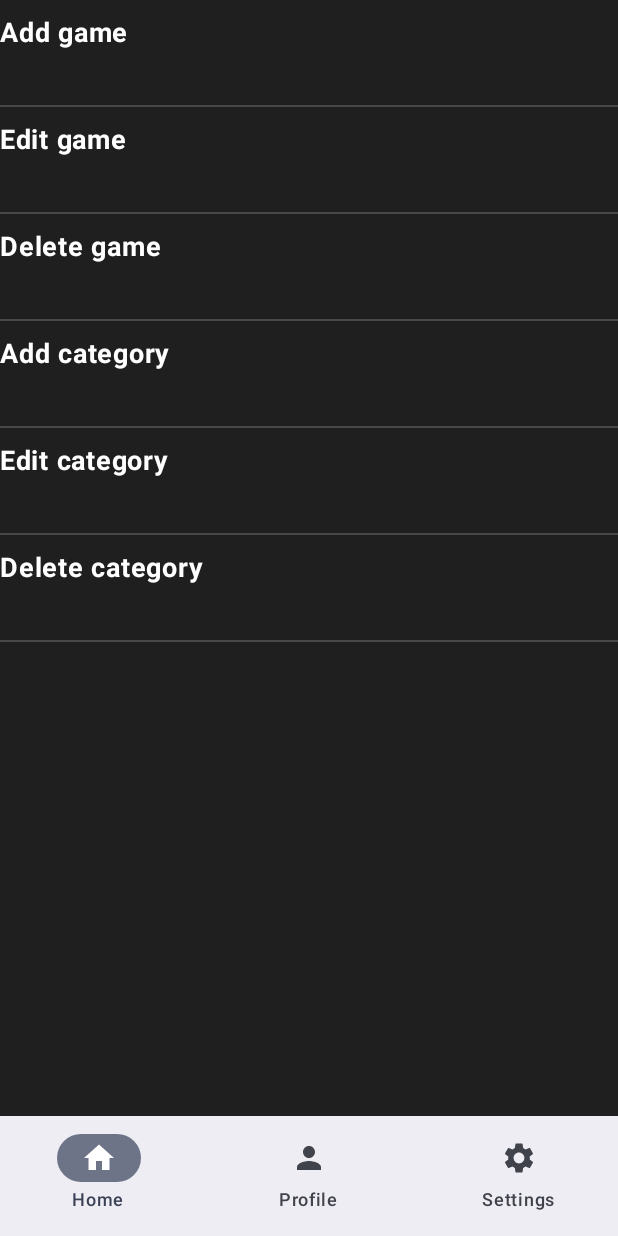
After one commit to VladDev-git/Game-Store-App, an Android app built with Jetpack Compose: the composable AdminPanelScreen shown on its own in the app's theme, on a phone screen of 412 x 824 dp. The commit adds this screen. Run offline under Robolectric (Android 15) with nearby library versions, the phone set to English and light mode, and no system bars; our stand-ins replace Dagger/Hilt's generated code, Firebase (no records; nobody signed in at launch, a user with empty details on screens opened directly).

Commit message:
Start working an Admin panell

```diff
--- a/app/src/main/java/com/example/bookstoreapp/ui/theme/Color.kt
+++ b/app/src/main/java/com/example/bookstoreapp/ui/theme/Color.kt
@@ -13,3 +13,4 @@ val Pink40 = Color(0xFF7D5260)
 val DarkBlue = Color(0xFF232352)
 val DarkTransparentBlue = Color(0x80232352)
 val LightGrey = Color(0x34E5E5E5)
+val DarkGrey = Color(0xFF1F1F1F)
--- a/app/src/main/java/com/example/bookstoreapp/ui_components/add_game_screen/AddGameScreen.kt
+++ b/app/src/main/java/com/example/bookstoreapp/ui_components/admin/add_game_screen/AddGameScreen.kt
@@ -1,4 +1,4 @@
-package com.example.bookstoreapp.ui_components.add_game_screen
+package com.example.bookstoreapp.ui_components.admin.add_game_screen
 
 import android.net.Uri
 import androidx.activity.compose.rememberLauncherForActivityResult
--- a/app/src/main/java/com/example/bookstoreapp/ui_components/add_game_screen/AddGameScreenViewModel.kt
+++ b/app/src/main/java/com/example/bookstoreapp/ui_components/admin/add_game_screen/AddGameScreenViewModel.kt
@@ -1,4 +1,4 @@
-package com.example.bookstoreapp.ui_components.add_game_screen
+package com.example.bookstoreapp.ui_components.admin.add_game_screen
 
 import android.net.Uri
 import androidx.compose.runtime.mutableStateOf
--- a/app/src/main/java/com/example/bookstoreapp/ui_components/add_game_screen/RoundedCornerDropDownMenu.kt
+++ b/app/src/main/java/com/example/bookstoreapp/ui_components/admin/add_game_screen/RoundedCornerDropDownMenu.kt
@@ -1,4 +1,4 @@
-package com.example.bookstoreapp.ui_components.add_game_screen
+package com.example.bookstoreapp.ui_components.admin.add_game_screen
 
 import androidx.compose.foundation.background
 import androidx.compose.foundation.border
--- a/app/src/main/java/com/example/bookstoreapp/ui_components/add_game_screen/data/AddScreenObject.kt
+++ b/app/src/main/java/com/example/bookstoreapp/ui_components/admin/add_game_screen/data/AddScreenObject.kt
@@ -1,4 +1,4 @@
-package com.example.bookstoreapp.ui_components.add_game_screen.data
+package com.example.bookstoreapp.ui_components.admin.add_game_screen.data
 
 import kotlinx.serialization.Serializable
 
--- /dev/null
+++ b/app/src/main/java/com/example/bookstoreapp/ui_components/admin/admin_panel_screen/AdminPanelScreen.kt
@@ -0,0 +1,128 @@
+package com.example.bookstoreapp.ui_components.admin.admin_panel_screen
+
+import android.annotation.SuppressLint
+import androidx.compose.foundation.background
+import androidx.compose.foundation.clickable
+import androidx.compose.foundation.layout.Arrangement
+import androidx.compose.foundation.layout.Box
+import androidx.compose.foundation.layout.Column
+import androidx.compose.foundation.layout.Row
+import androidx.compose.foundation.layout.Spacer
+import androidx.compose.foundation.layout.fillMaxSize
+import androidx.compose.foundation.layout.fillMaxWidth
+import androidx.compose.foundation.layout.height
+import androidx.compose.foundation.layout.padding
+import androidx.compose.foundation.layout.wrapContentHeight
+import androidx.compose.foundation.layout.wrapContentWidth
+import androidx.compose.foundation.lazy.LazyColumn
+import androidx.compose.foundation.lazy.items
+import androidx.compose.material3.DrawerValue
+import androidx.compose.material3.ModalNavigationDrawer
+import androidx.compose.material3.Scaffold
+import androidx.compose.material3.Text
+import androidx.compose.material3.rememberDrawerState
+import androidx.compose.runtime.Composable
+import androidx.compose.runtime.rememberCoroutineScope
+import androidx.compose.ui.Modifier
+import androidx.compose.ui.graphics.Color
+import androidx.compose.ui.text.font.FontWeight
+import androidx.compose.ui.text.style.TextAlign
+import androidx.compose.ui.unit.dp
+import androidx.compose.ui.unit.sp
+import com.example.bookstoreapp.ui.theme.DarkBlue
+import com.example.bookstoreapp.ui.theme.DarkGrey
+import com.example.bookstoreapp.ui.theme.LightGrey
+import com.example.bookstoreapp.ui_components.main_screen.DrawerBody
+import com.example.bookstoreapp.ui_components.main_screen.DrawerHeader
+import com.example.bookstoreapp.ui_components.main_screen.bottom_menu.BottomMenu
+import kotlinx.coroutines.launch
+
+@SuppressLint("UnusedMaterial3ScaffoldPaddingParameter")
+@Composable
+fun AdminPanelScreen(
+    onAddGameScreen: () -> Unit
+) {
+    val drawerState = rememberDrawerState(DrawerValue.Closed)
+    val coroutineScope = rememberCoroutineScope()
+    val menuItemsList = listOf(
+        "Add game",
+        "Edit game",
+        "Delete game",
+        "Add category",
+        "Edit category",
+        "Delete category"
+    )
+
+    ModalNavigationDrawer(
+        drawerState = drawerState,
+        modifier = Modifier.fillMaxWidth(),
+        drawerContent = {
+            Column(modifier = Modifier.fillMaxWidth(0.7f)) {
+                DrawerHeader()
+                DrawerBody {
+                    coroutineScope.launch {
+                        drawerState.close()
+                    }
+                    onAddGameScreen()
+                }
+            }
+        }
+    ) {
+        Scaffold(
+            modifier = Modifier.fillMaxSize(),
+            bottomBar = {
+                BottomMenu()
+            }
+        ) { paddingValues ->
+            Box(
+                modifier = Modifier
+                    .fillMaxSize()
+                    .background(DarkBlue)
+                    .padding(paddingValues)
+            ) {
+                Box(
+                    modifier = Modifier
+                        .fillMaxSize()
+                        .background(DarkGrey)
+                ) {
+                    LazyColumn(
+                        modifier = Modifier.fillMaxWidth()
+                    ) {
+                        items(menuItemsList) { item ->
+                            Column(modifier = Modifier
+                                .fillMaxWidth()
+                                .clickable {
+
+                                },
+                                verticalArrangement = Arrangement.Center
+                            ) {
+                                Spacer(modifier = Modifier.height(10.dp))
+                                Row(
+
+                                ) {
+                                    Text(
+                                        text = item,
+                                        color = Color.White,
+                                        fontSize = 18.sp,
+                                        fontWeight = FontWeight.Bold,
+                                        modifier = Modifier
+                                            .fillMaxWidth()
+                                            .height(50.dp)
+                                    )
+                                }
+                                Spacer(modifier = Modifier.height(10.dp))
+                                Box(
+                                    modifier = Modifier
+                                        .fillMaxWidth()
+                                        .height(1.dp)
+                                        .background(LightGrey)
+                                )
+                            }
+                        }
+                    }
+                }
+            }
+
+        }
+    }
+}
--- /dev/null
+++ b/app/src/main/java/com/example/bookstoreapp/ui_components/admin/admin_panel_screen/data/AdminPanelScreenObject.kt
@@ -0,0 +1,6 @@
+package com.example.bookstoreapp.ui_components.admin.admin_panel_screen.data
+
+import kotlinx.serialization.Serializable
+
+@Serializable
+object AdminPanelScreenObject
--- a/app/src/main/java/com/example/bookstoreapp/ui_components/main_screen/DrawerHeader.kt
+++ b/app/src/main/java/com/example/bookstoreapp/ui_components/main_screen/DrawerHeader.kt
@@ -22,7 +22,7 @@ import com.example.bookstoreapp.ui.theme.DarkBlue
 
 @Composable
 fun DrawerHeader(
-    email: String,
+    email: String = "",
 ) {
     Column(
         modifier = Modifier
```
Also changed, not shown: app/src/main/java/com/example/bookstoreapp/MainActivity.kt (+10 -3 lines), app/src/main/java/com/example/bookstoreapp/ui_components/admin/admin_panel_screen/AdminPanelMenuItem.kt (added, +10 -0 lines), app/src/main/java/com/example/bookstoreapp/ui_components/main_screen/GameListItemUi.kt (added, +60 -0 lines), app/src/main/java/com/example/bookstoreapp/ui_components/main_screen/MainScreen.kt (+12 -2 lines), app/src/main/res/drawable/test_icon_list_game_item.png (added).
